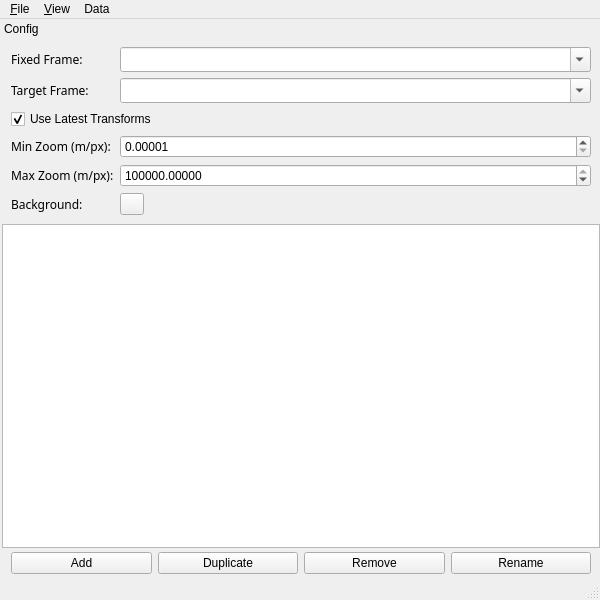
Qt form mapviz/ui/mapviz.ui (ros2-gbp/mapviz-release) before a commit.
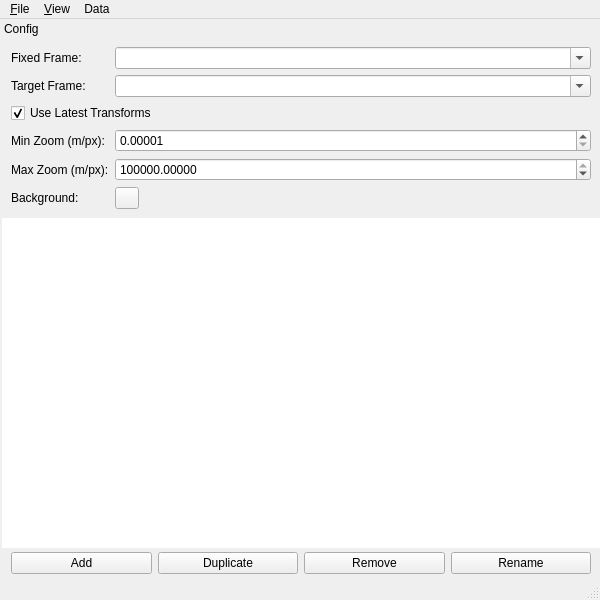
The same form after that commit. Custom widgets are drawn as their Qt base class.

The edit to the form file:
```diff
--- a/mapviz/ui/mapviz.ui
+++ b/mapviz/ui/mapviz.ui
@@ -125,12 +125,6 @@
             <verstretch>0</verstretch>
            </sizepolicy>
           </property>
-          <property name="font">
-           <font>
-            <family>Sans Serif</family>
-            <pointsize>9</pointsize>
-           </font>
-          </property>
           <property name="text">
            <string>Fixed Frame:</string>
           </property>
@@ -144,12 +138,6 @@
             <verstretch>0</verstretch>
            </sizepolicy>
           </property>
-          <property name="font">
-           <font>
-            <family>Sans Serif</family>
-            <pointsize>9</pointsize>
-           </font>
-          </property>
           <property name="text">
            <string>Target Frame:</string>
           </property>
@@ -163,12 +151,6 @@
             <verstretch>0</verstretch>
            </sizepolicy>
           </property>
-          <property name="font">
-           <font>
-            <family>Sans Serif</family>
-            <pointsize>9</pointsize>
-           </font>
-          </property>
           <property name="text">
            <string>Min Zoom (m/px):</string>
           </property>
@@ -201,12 +183,6 @@
             <verstretch>0</verstretch>
            </sizepolicy>
           </property>
-          <property name="font">
-           <font>
-            <family>Sans Serif</family>
-            <pointsize>9</pointsize>
-           </font>
-          </property>
           <property name="text">
            <string>Max Zoom (m/px):</string>
           </property>
@@ -239,12 +215,6 @@
             <verstretch>0</verstretch>
            </sizepolicy>
           </property>
-          <property name="font">
-           <font>
-            <family>Sans Serif</family>
-            <pointsize>9</pointsize>
-           </font>
-          </property>
           <property name="text">
            <string>Background:</string>
           </property>
@@ -293,18 +263,6 @@
             <verstretch>0</verstretch>
            </sizepolicy>
           </property>
-          <property name="maximumSize">
-           <size>
-            <width>16777215</width>
-            <height>25</height>
-           </size>
-          </property>
-          <property name="font">
-           <font>
-            <family>Sans Serif</family>
-            <pointsize>9</pointsize>
-           </font>
-          </property>
           <property name="toolTip">
            <string>The reference frame for the camera view</string>
           </property>
@@ -321,18 +279,6 @@
             <verstretch>0</verstretch>
            </sizepolicy>
           </property>
-          <property name="maximumSize">
-           <size>
-            <width>16777215</width>
-            <height>25</height>
-           </size>
-          </property>
-          <property name="font">
-           <font>
-            <family>Sans Serif</family>
-            <pointsize>9</pointsize>
-           </font>
-          </property>
           <property name="toolTip">
            <string>The reference frame used to denote the &quot;world&quot; frame
                                             </string>
@@ -365,6 +311,12 @@
      </item>
      <item>
       <widget class="mapviz::PluginConfigList" name="configs">
+       <property name="frameShape">
+        <enum>QFrame::NoFrame</enum>
+       </property>
+       <property name="spacing">
+        <number>2</number>
+       </property>
        <property name="horizontalScrollBarPolicy">
         <enum>Qt::ScrollBarAsNeeded</enum>
        </property>
```
